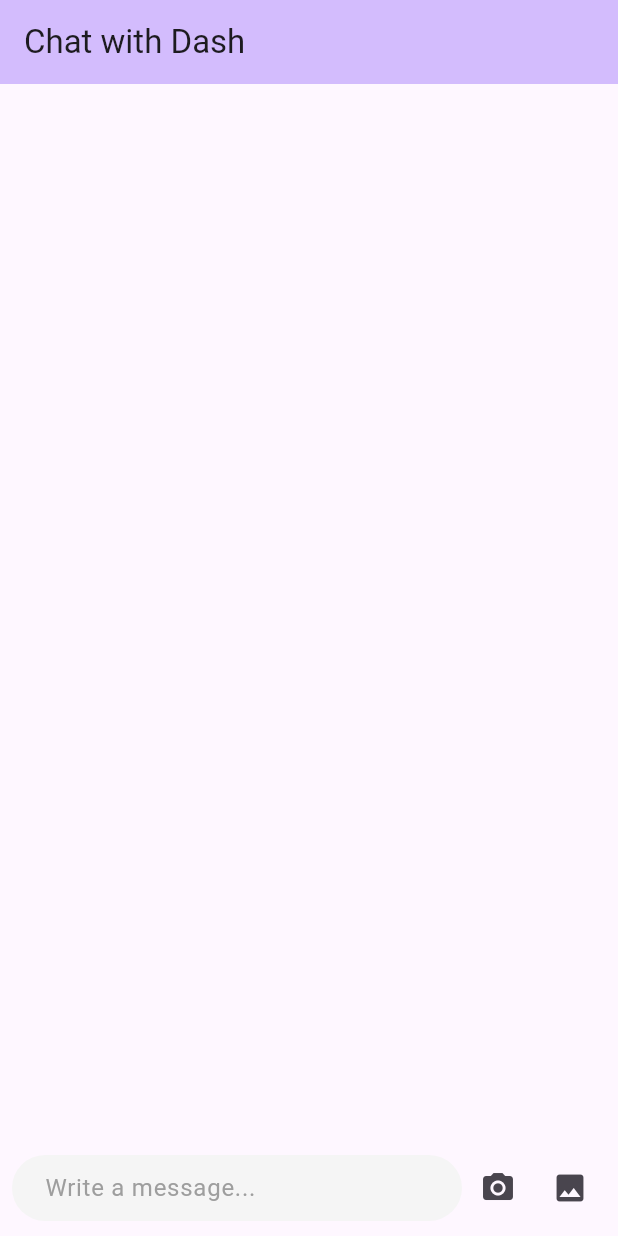
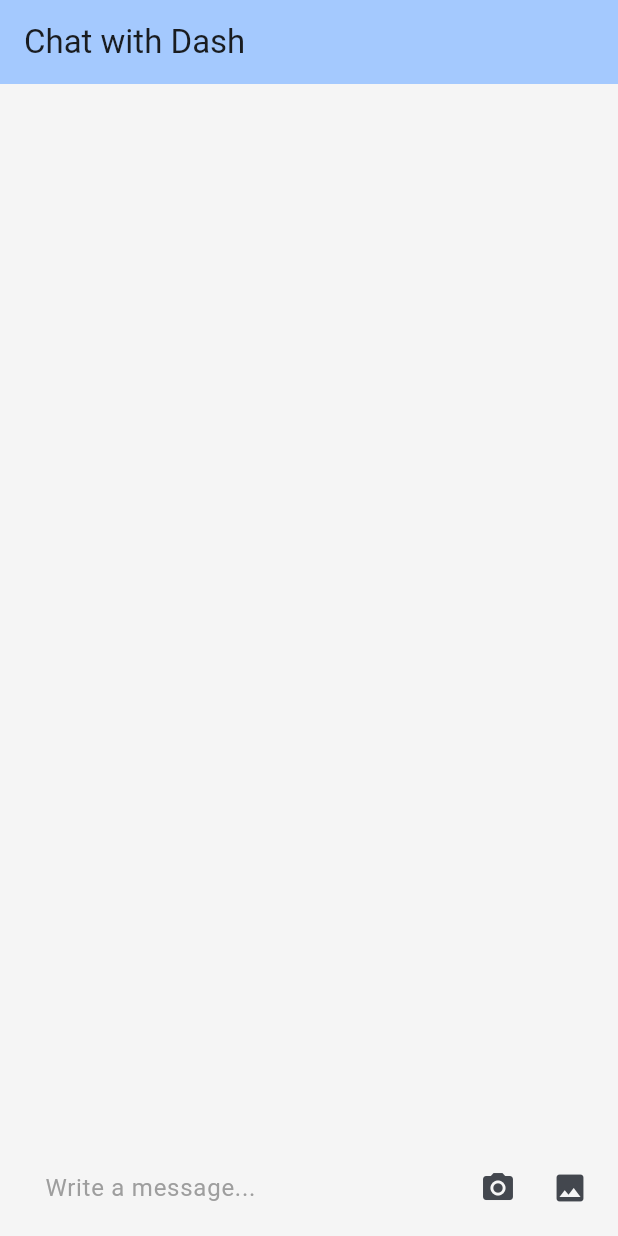
Before and after one commit to Nana-Kwame-bot/langchain_flutter_examples, a Flutter app: the screen it shows after launch, on a phone screen of 412 x 824 dp. Run offline on Flutter 3.47's test engine with Material 3 defaults, Android fonts, the phone set to English and light mode, and no system bars; drawn by our look-alikes of dash_chat_2; our stand-ins replace image_picker; missing offline and left inert: langchain, langchain_openai.

Commit message:
update memory handling in ChatRepository and enhance app color scheme; add network client entitlement

```diff
--- a/apps/multi_modal/lib/chat_repository.dart
+++ b/apps/multi_modal/lib/chat_repository.dart
@@ -23,8 +23,7 @@ class ChatRepository {
     ),
   );
 
-  static final memory = ConversationSummaryMemory(
-    llm: chatModel,
+  static final memory = ConversationBufferWindowMemory(
     aiPrefix: Constants.ai.firstName ?? AIChatMessage.defaultPrefix,
     humanPrefix: Constants.user.firstName ?? HumanChatMessage.defaultPrefix,
   );
--- a/apps/multi_modal/lib/main.dart
+++ b/apps/multi_modal/lib/main.dart
@@ -14,7 +14,14 @@ class MyApp extends StatelessWidget {
     return MaterialApp(
       title: "Chat with Dash",
       theme: ThemeData(
-        colorScheme: ColorScheme.fromSeed(seedColor: Colors.deepPurple),
+        colorScheme: ColorScheme.fromSeed(
+          primary: Color(0XFF02569B),
+          secondary: Color(0XFF13B9FD),
+          seedColor: Color(0XFF02569B),
+          surface: Color(0XFFF5F5F5),
+          tertiary: Color(0XFFFFB300),
+          error: Color(0XFFD32F2F),
+        ),
         useMaterial3: true,
       ),
       home: const ChatPage(chatRepository: ChatRepository()),
```
Also changed, not shown: 2 other files.
